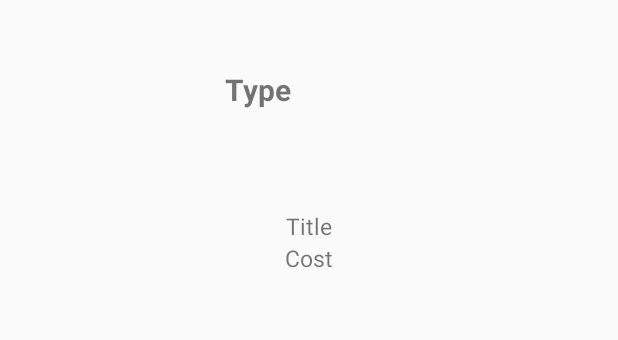
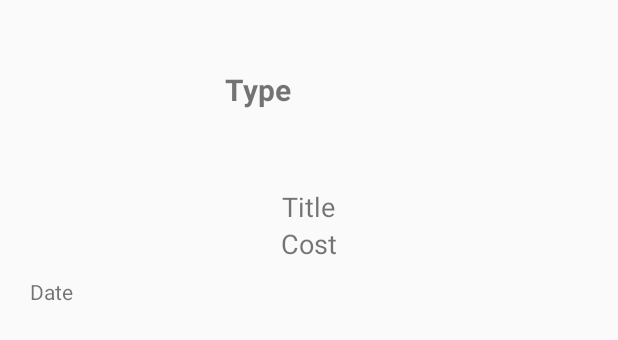
Before and after one commit to muroming/budgetapp, an Android app: the layout icon_info_layout.xml on its own in the app's theme, with its tools: preview values and no code run, on a phone screen of 412 x 824 dp. Shown: the top 340 px of the screen. Run offline under Robolectric (Android 15) with nearby library versions, the phone set to English and light mode, and no system bars.

Commit message:
Added date + date formation to Icon class

```diff
--- a/app/src/main/java/Utils/Adapters/IconAdapter.java
+++ b/app/src/main/java/Utils/Adapters/IconAdapter.java
@@ -46,6 +46,9 @@ public class IconAdapter extends RecyclerView.Adapter<IconAdapter.ViewHolder> {
         b.putString("type", data.getState().toString());
         b.putString("title", data.getTitle());
         b.putString("cost", data.getCost());
+        if(data.getState()!= Icon.STATE.ADD) {
+            b.putString("date", data.getDate());
+        }
 
         holder.view.setOnClickListener(fragment.getListener(data.getState(), b));
         if(data.getState() != Icon.STATE.ADD){
--- a/app/src/main/java/layout/IconInfo.java
+++ b/app/src/main/java/layout/IconInfo.java
@@ -22,13 +22,14 @@ public class IconInfo extends DialogFragment {
 
         ImageView icon = v.findViewById(R.id.icon_info_pic);
         TextView type = v.findViewById(R.id.icon_info_type), title = v.findViewById(R.id.icon_info_title),
-                cost = v.findViewById(R.id.icon_info_cost);
+                cost = v.findViewById(R.id.icon_info_cost), date = v.findViewById(R.id.icon_info_date);
 
         final Bundle args = getArguments();
         icon.setImageResource(args.getInt("icon"));
         type.setText(args.getString("type"));
         title.setText(args.getString("title"));
         cost.setText(args.getString("cost"));
+        date.setText("Created: " + args.getString("date"));
 
         return new AlertDialog.Builder(getContext())
                 .setView(v)
--- a/app/src/main/res/layout/icon_info_layout.xml
+++ b/app/src/main/res/layout/icon_info_layout.xml
@@ -24,19 +24,26 @@
     </RelativeLayout>
 
     <TextView
-            android:layout_marginTop="30dp"
+            android:layout_marginTop="15dp"
             android:layout_width="wrap_content"
             android:layout_height="wrap_content"
             android:id="@+id/icon_info_title"
             android:text="@string/create_icon_title"
-            android:textSize="15sp"/>
+            android:textSize="18sp"/>
 
     <TextView
             android:layout_width="wrap_content"
             android:layout_height="wrap_content"
             android:id="@+id/icon_info_cost"
             android:text="@string/create_icon_cost"
-            android:textSize="15sp"/>
+            android:textSize="18sp"/>
 
-    <TextView android:layout_width="0dp" android:layout_height="0dp" android:layout_weight="1"/>
+    <TextView
+            android:layout_gravity="left"
+            android:layout_marginLeft="20dp"
+            android:layout_marginTop="10dp"
+            android:layout_width="wrap_content"
+            android:layout_height="wrap_content"
+            android:id="@+id/icon_info_date"
+            android:text="Date"/>
 </LinearLayout>
```
Also changed, not shown: app/src/main/java/Utils/DataStructures/Icon.java (+12 -0 lines), app/src/main/java/layout/CreateIconFragment.java (+7 -6 lines).
